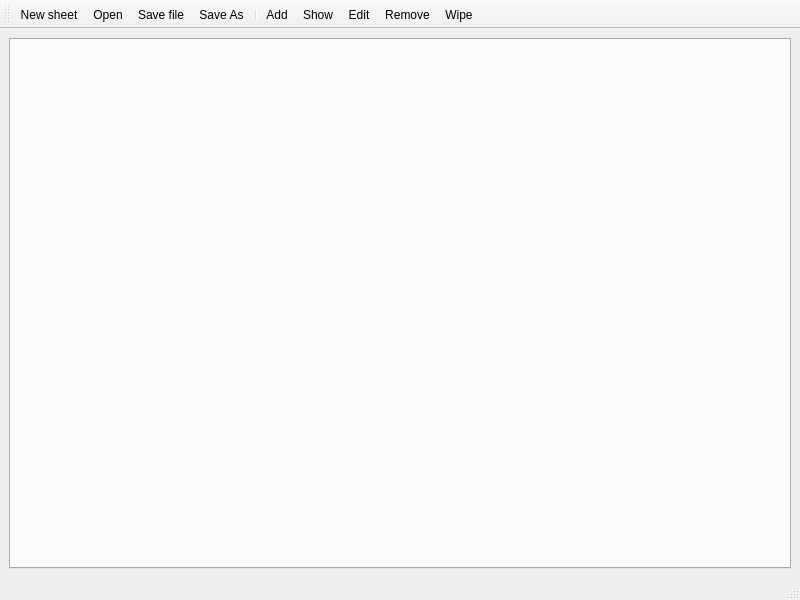
The window that gui/rootwindow.ui (amirmohsen1384/DataBox) describes before a commit, drawn with Qt 5.
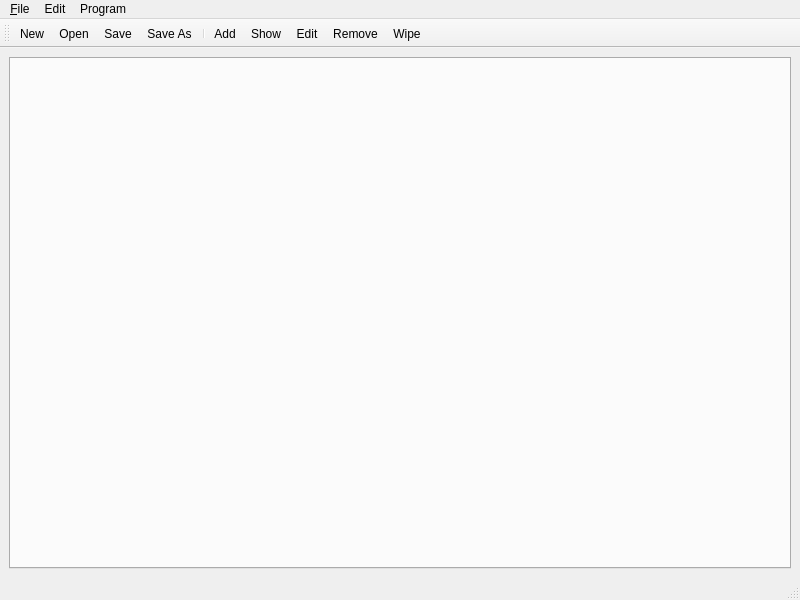
The same window after the commit. Icons and pictures are not drawn.

Commit message: Added a menu bar to the program

What changed in the file:
```diff
--- a/gui/rootwindow.ui
+++ b/gui/rootwindow.ui
@@ -33,6 +33,34 @@
      <height>24</height>
     </rect>
    </property>
+   <widget class="QMenu" name="menu_File">
+    <property name="title">
+     <string>&amp;File</string>
+    </property>
+    <addaction name="actionNew"/>
+    <addaction name="actionOpen"/>
+    <addaction name="actionSave"/>
+    <addaction name="actionSaveAs"/>
+   </widget>
+   <widget class="QMenu" name="menuProgram">
+    <property name="title">
+     <string>Program</string>
+    </property>
+    <addaction name="actionAdd"/>
+    <addaction name="actionEdit"/>
+    <addaction name="actionRemove"/>
+    <addaction name="actionWipe"/>
+    <addaction name="actionShow"/>
+   </widget>
+   <widget class="QMenu" name="menuEdit">
+    <property name="title">
+     <string>Edit</string>
+    </property>
+    <addaction name="actionSelectAll"/>
+   </widget>
+   <addaction name="menu_File"/>
+   <addaction name="menuEdit"/>
+   <addaction name="menuProgram"/>
   </widget>
   <widget class="QStatusBar" name="statusbar"/>
   <widget class="QToolBar" name="mainToolbar">
@@ -62,7 +90,7 @@
      <normaloff>:/icons/resources/icons/New.ico</normaloff>:/icons/resources/icons/New.ico</iconset>
    </property>
    <property name="text">
-    <string>New sheet</string>
+    <string>New</string>
    </property>
    <property name="toolTip">
     <string>Create a new sheet</string>
@@ -92,7 +120,7 @@
      <normaloff>:/icons/resources/icons/Save.ico</normaloff>:/icons/resources/icons/Save.ico</iconset>
    </property>
    <property name="text">
-    <string>Save file</string>
+    <string>Save</string>
    </property>
    <property name="toolTip">
     <string>Save the current sheet</string>
```
Left out of the diff: 8 changed lines with no effect on the pictures.
